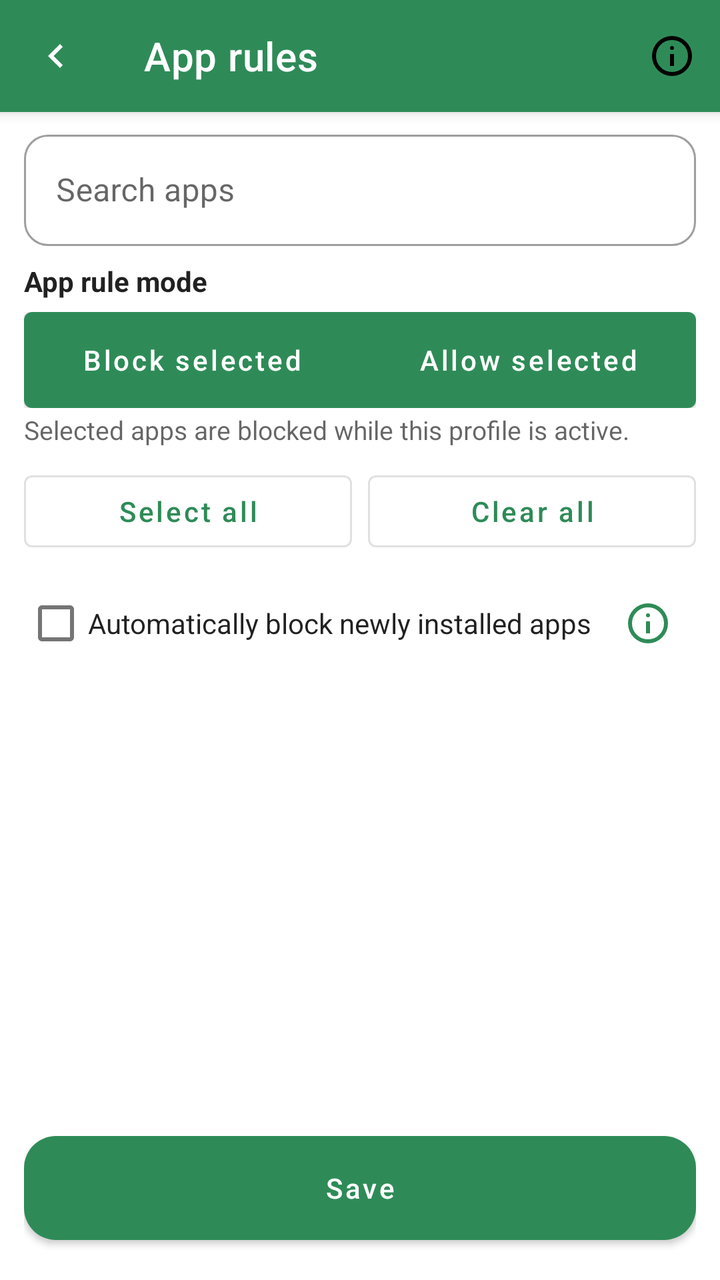
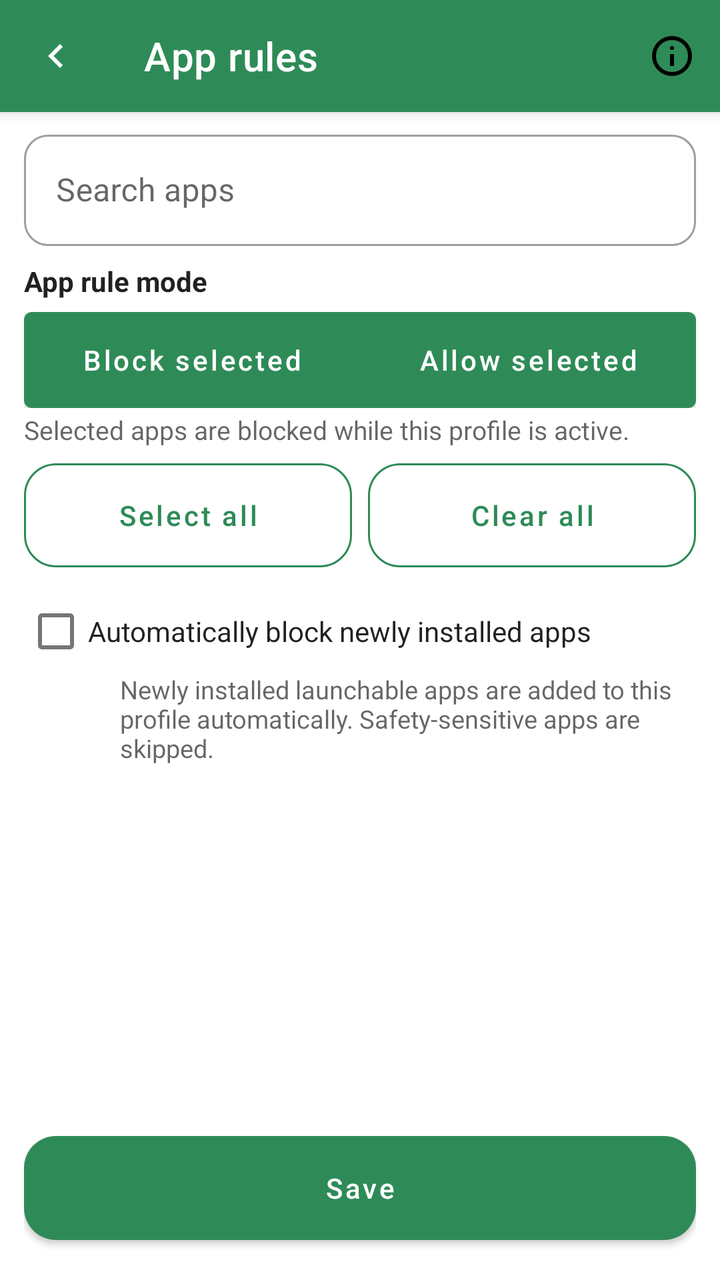

Two renders of the same Android screen: before a commit and after it. Below are the layout's source before the change and the commit's diff.
<!-- AndroidManifest.xml: application theme Theme.Switchly -->
<!-- res/layout/activity_app_picker.xml -->
<?xml version="1.0" encoding="utf-8"?>
<androidx.coordinatorlayout.widget.CoordinatorLayout xmlns:android="http://schemas.android.com/apk/res/android"
    xmlns:app="http://schemas.android.com/apk/res-auto"
    android:layout_width="match_parent"
    android:layout_height="match_parent">

    
    <com.google.android.material.appbar.AppBarLayout
        android:layout_width="match_parent"
        android:layout_height="wrap_content"
        android:fitsSystemWindows="true">

        <com.google.android.material.appbar.MaterialToolbar
            android:id="@+id/toolbar"
            style="@style/Switchly.TopBar"
            android:layout_width="match_parent"
            android:layout_height="wrap_content"
            android:minHeight="?attr/actionBarSize"
            app:navigationIcon="@drawable/keyboard_arrow_left_24"
            app:title="@string/app_rules_title">

            <ImageButton
                android:id="@+id/btnAppRulesInfo"
                android:layout_width="48dp"
                android:layout_height="48dp"
                android:layout_gravity="end|center_vertical"
                android:background="?attr/selectableItemBackgroundBorderless"
                android:padding="12dp"
                android:contentDescription="@string/app_rules_info_title"
                android:src="@drawable/info_24"
                app:tint="?attr/colorOnSurface" />
        </com.google.android.material.appbar.MaterialToolbar>
    </com.google.android.material.appbar.AppBarLayout>

    
    <LinearLayout
        android:id="@+id/content"
        android:layout_width="match_parent"
        android:layout_height="match_parent"
        android:orientation="vertical"
        android:paddingStart="12dp"
        android:paddingEnd="12dp"
        android:paddingBottom="12dp"
        app:layout_behavior="@string/appbar_scrolling_view_behavior">

        
        <com.google.android.material.textfield.TextInputLayout
            android:id="@+id/searchBox"
            android:layout_width="match_parent"
            android:layout_height="wrap_content"
            android:layout_marginTop="6dp"
            app:endIconMode="clear_text">

            <com.google.android.material.textfield.TextInputEditText
                android:id="@+id/etSearch"
                android:layout_width="match_parent"
                android:layout_height="wrap_content"
                android:hint="@string/search_apps"
                android:inputType="text"
                android:imeOptions="actionSearch" />
        </com.google.android.material.textfield.TextInputLayout>

        <TextView
            android:id="@+id/tvProfileRuleModeTitle"
            android:layout_width="match_parent"
            android:layout_height="wrap_content"
            android:layout_marginTop="8dp"
            android:text="@string/profile_rule_mode_title"
            android:textColor="?android:attr/textColorPrimary"
            android:textStyle="bold" />

        <com.google.android.material.button.MaterialButtonToggleGroup
            android:id="@+id/toggleProfileRuleMode"
            android:layout_width="match_parent"
            android:layout_height="wrap_content"
            android:layout_marginTop="6dp"
            app:selectionRequired="true"
            app:singleSelection="true">

            <com.google.android.material.button.MaterialButton
                android:id="@+id/btnBlockSelectedMode"
                android:layout_width="0dp"
                android:layout_height="wrap_content"
                android:layout_weight="1"
                android:minHeight="48dp"
                android:text="@string/profile_rule_mode_block"
                app:cornerRadius="4dp" />

            <com.google.android.material.button.MaterialButton
                android:id="@+id/btnAllowSelectedMode"
                android:layout_width="0dp"
                android:layout_height="wrap_content"
                android:layout_weight="1"
                android:minHeight="48dp"
                android:text="@string/profile_rule_mode_allow"
                app:cornerRadius="4dp" />
        </com.google.android.material.button.MaterialButtonToggleGroup>

        <TextView
            android:id="@+id/tvProfileRuleModeSummary"
            android:layout_width="match_parent"
            android:layout_height="wrap_content"
            android:layout_marginTop="2dp"
            android:text="@string/profile_rule_mode_block_summary"
            android:textColor="?android:attr/textColorSecondary"
            android:textSize="13sp" />

        <LinearLayout
            android:id="@+id/bulkActionsRow"
            android:layout_width="match_parent"
            android:layout_height="wrap_content"
            android:layout_marginTop="8dp"
            android:orientation="horizontal">

            <com.google.android.material.button.MaterialButton
                android:id="@+id/btnSelectAll"
                style="@style/Widget.MaterialComponents.Button.OutlinedButton"
                android:layout_width="0dp"
                android:layout_height="wrap_content"
                android:layout_weight="1"
                android:text="@string/app_picker_select_all" />

            <com.google.android.material.button.MaterialButton
                android:id="@+id/btnClearAll"
                style="@style/Widget.MaterialComponents.Button.OutlinedButton"
                android:layout_width="0dp"
                android:layout_height="wrap_content"
                android:layout_weight="1"
                android:layout_marginStart="8dp"
                android:text="@string/app_picker_clear_all" />
        </LinearLayout>

        <LinearLayout
            android:id="@+id/rowAutoBlockNewApps"
            android:layout_width="match_parent"
            android:layout_height="wrap_content"
            android:layout_marginTop="8dp"
            android:orientation="horizontal"
            android:gravity="center_vertical">

            <CheckBox
                android:id="@+id/cbAutoBlockNewApps"
                android:layout_width="0dp"
                android:layout_height="wrap_content"
                android:layout_weight="1"
                android:text="@string/app_picker_auto_block_new_apps_title"
                android:textColor="?android:attr/textColorPrimary" />

            <ImageButton
                android:id="@+id/btnAutoBlockNewAppsInfo"
                android:layout_width="48dp"
                android:layout_height="48dp"
                android:background="?attr/selectableItemBackgroundBorderless"
                android:padding="12dp"
                android:contentDescription="@string/app_picker_auto_block_new_apps_info_title"
                android:src="@drawable/info_24"
                app:tint="?attr/colorPrimary" />
        </LinearLayout>

        
        <androidx.recyclerview.widget.RecyclerView
            android:id="@+id/rvApps"
            android:layout_width="match_parent"
            android:layout_height="0dp"
            android:layout_weight="1"
            android:layout_marginTop="8dp"
            android:clipToPadding="false"
            android:paddingBottom="32dp" />

        
        <Button
            android:id="@+id/btnSave"
            android:layout_width="match_parent"
            android:layout_height="wrap_content"
            android:layout_marginTop="8dp"
            android:layout_marginBottom="8dp"
            android:text="@string/save" />
    </LinearLayout>
</androidx.coordinatorlayout.widget.CoordinatorLayout>
<!-- resources referenced by this layout -->
<resources>
  <string name="app_picker_auto_block_new_apps_info_title">Automatically block newly installed apps</string>
  <string name="app_picker_auto_block_new_apps_title">Automatically block newly installed apps</string>
  <string name="app_picker_clear_all">Clear all</string>
  <string name="app_picker_select_all">Select all</string>
  <string name="app_rules_info_title">App rules</string>
  <string name="app_rules_title">App rules</string>
  <string name="profile_rule_mode_allow">Allow selected</string>
  <string name="profile_rule_mode_block">Block selected</string>
  <string name="profile_rule_mode_block_summary">Selected apps are blocked while this profile is active.</string>
  <string name="profile_rule_mode_title">App rule mode</string>
  <string name="save">Save</string>
  <string name="search_apps">Search apps</string>
  <style name="Theme.Switchly" parent="Theme.MaterialComponents.DayNight.NoActionBar">
  
          
          <item name="colorPrimary">@color/accent_default_green</item>
          <item name="colorPrimaryVariant">@color/accent_default_green</item>
          <item name="colorSecondary">@color/accent_default_green</item>
  
          
          <item name="android:statusBarColor">?attr/colorSurface</item>
          <item name="android:windowLightStatusBar">true</item>
  
          
          <item name="materialButtonStyle">@style/Switchly.Button</item>
          <item name="floatingActionButtonStyle">@style/Switchly.Fab</item>
          <item name="materialCardViewStyle">@style/Switchly.Card</item>
  
          
          <item name="toolbarStyle">@style/Switchly.TopBar</item>
          <item name="actionBarTheme">@style/ThemeOverlay.MaterialComponents.ActionBar</item>
          <item name="actionBarPopupTheme">@style/ThemeOverlay.MaterialComponents.Light</item>
          <item name="android:textColorPrimaryInverse">@android:color/white</item>
  
          
          <item name="textInputStyle">@style/Switchly.TextInputLayout</item>
          <item name="autoCompleteTextViewStyle">@style/Switchly.AutoCompleteText</item>
  
          
          <item name="materialAlertDialogTheme">@style/ThemeOverlay.Switchly.Dialog</item>
      </style>
  <color name="accent_default_green">#2E8B57</color>
  <style name="Switchly.Fab" parent="Widget.MaterialComponents.FloatingActionButton">
          <item name="backgroundTint">?attr/colorPrimary</item>
          <item name="tint">@android:color/white</item>
      </style>
  <style name="ThemeOverlay.Switchly.Dialog" parent="ThemeOverlay.MaterialComponents.MaterialAlertDialog">
          <item name="colorControlActivated">?attr/colorPrimary</item>
          <item name="colorControlHighlight">?attr/colorPrimary</item>
          <item name="colorAccent">?attr/colorPrimary</item>
      </style>
  <style name="ShapeAppearance.Switchly.Card" parent="ShapeAppearance.MaterialComponents.LargeComponent">
          <item name="cornerFamily">rounded</item>
          <item name="cornerSize">26dp</item>
      </style>
  <color name="switchly_card_bg">#F7FFFFFF</color>
  <color name="switchly_card_stroke">#14000000</color>
  <!-- unchanged entries left out for length: 7 -->
</resources>

<!-- the commit's change to res/layout/activity_app_picker.xml (unified diff, before → after) -->
@@ -1,5 +1,6 @@
 <?xml version="1.0" encoding="utf-8"?>
-<androidx.coordinatorlayout.widget.CoordinatorLayout xmlns:android="http://schemas.android.com/apk/res/android"
+<androidx.coordinatorlayout.widget.CoordinatorLayout
+    xmlns:android="http://schemas.android.com/apk/res/android"
     xmlns:app="http://schemas.android.com/apk/res-auto"
     android:layout_width="match_parent"
     android:layout_height="match_parent">
@@ -24,8 +25,8 @@
                 android:layout_width="48dp"
                 android:layout_height="48dp"
                 android:layout_gravity="end|center_vertical"
+                android:padding="12dp"
                 android:background="?attr/selectableItemBackgroundBorderless"
-                android:padding="12dp"
                 android:contentDescription="@string/app_rules_info_title"
                 android:src="@drawable/info_24"
                 app:tint="?attr/colorOnSurface" />
@@ -114,7 +115,7 @@
 
             <com.google.android.material.button.MaterialButton
                 android:id="@+id/btnSelectAll"
-                style="@style/Widget.MaterialComponents.Button.OutlinedButton"
+                style="@style/Switchly.OutlinedButton"
                 android:layout_width="0dp"
                 android:layout_height="wrap_content"
                 android:layout_weight="1"
@@ -122,11 +123,11 @@
 
             <com.google.android.material.button.MaterialButton
                 android:id="@+id/btnClearAll"
-                style="@style/Widget.MaterialComponents.Button.OutlinedButton"
+                style="@style/Switchly.OutlinedButton"
                 android:layout_width="0dp"
                 android:layout_height="wrap_content"
+                android:layout_marginStart="8dp"
                 android:layout_weight="1"
-                android:layout_marginStart="8dp"
                 android:text="@string/app_picker_clear_all" />
         </LinearLayout>
 
@@ -135,26 +136,25 @@
             android:layout_width="match_parent"
             android:layout_height="wrap_content"
             android:layout_marginTop="8dp"
-            android:orientation="horizontal"
-            android:gravity="center_vertical">
+            android:orientation="vertical">
 
             <CheckBox
                 android:id="@+id/cbAutoBlockNewApps"
-                android:layout_width="0dp"
+                android:layout_width="match_parent"
                 android:layout_height="wrap_content"
-                android:layout_weight="1"
                 android:text="@string/app_picker_auto_block_new_apps_title"
                 android:textColor="?android:attr/textColorPrimary" />
 
-            <ImageButton
-                android:id="@+id/btnAutoBlockNewAppsInfo"
-                android:layout_width="48dp"
-                android:layout_height="48dp"
-                android:background="?attr/selectableItemBackgroundBorderless"
-                android:padding="12dp"
-                android:contentDescription="@string/app_picker_auto_block_new_apps_info_title"
-                android:src="@drawable/info_24"
-                app:tint="?attr/colorPrimary" />
+            <TextView
+                android:id="@+id/tvAutoBlockNewAppsSummary"
+                android:layout_width="match_parent"
+                android:layout_height="wrap_content"
+                android:layout_marginStart="48dp"
+                android:layout_marginTop="-4dp"
+                android:layout_marginEnd="8dp"
+                android:text="@string/app_picker_auto_block_new_apps_summary"
+                android:textColor="?android:attr/textColorSecondary"
+                android:textSize="12.5sp" />
         </LinearLayout>
 
         
@@ -162,14 +162,15 @@
             android:id="@+id/rvApps"
             android:layout_width="match_parent"
             android:layout_height="0dp"
+            android:layout_marginTop="8dp"
             android:layout_weight="1"
-            android:layout_marginTop="8dp"
-            android:clipToPadding="false"
-            android:paddingBottom="32dp" />
+            android:paddingBottom="32dp"
+            android:clipToPadding="false" />
 
         
-        <Button
+        <com.google.android.material.button.MaterialButton
             android:id="@+id/btnSave"
+            style="@style/Switchly.Button"
             android:layout_width="match_parent"
             android:layout_height="wrap_content"
             android:layout_marginTop="8dp"
<!-- resource entries referenced after the edit -->
@@ -1,6 +1,6 @@
 <!-- resources referenced by this layout -->
 <resources>
-  <string name="app_picker_auto_block_new_apps_info_title">Automatically block newly installed apps</string>
+  <string name="app_picker_auto_block_new_apps_summary">Newly installed launchable apps are added to this profile automatically. Safety-sensitive apps are skipped.</string>
   <string name="app_picker_auto_block_new_apps_title">Automatically block newly installed apps</string>
   <string name="app_picker_clear_all">Clear all</string>
   <string name="app_picker_select_all">Select all</string>
@@ -12,6 +12,15 @@
   <string name="profile_rule_mode_title">App rule mode</string>
   <string name="save">Save</string>
   <string name="search_apps">Search apps</string>
+  <style name="Switchly.OutlinedButton" parent="Widget.MaterialComponents.Button.OutlinedButton">
+          <item name="strokeColor">?attr/colorPrimary</item>
+          <item name="android:textColor">?attr/colorPrimary</item>
+          <item name="cornerRadius">16dp</item>
+          <item name="android:textAllCaps">false</item>
+          <item name="android:insetTop">0dp</item>
+          <item name="android:insetBottom">0dp</item>
+          <item name="android:minHeight">52dp</item>
+      </style>
   <style name="Theme.Switchly" parent="Theme.MaterialComponents.DayNight.NoActionBar">
   
           
@@ -25,6 +34,7 @@
   
           
           <item name="materialButtonStyle">@style/Switchly.Button</item>
+          <item name="materialButtonOutlinedStyle">@style/Switchly.OutlinedButton</item>
           <item name="floatingActionButtonStyle">@style/Switchly.Fab</item>
           <item name="materialCardViewStyle">@style/Switchly.Card</item>
   
